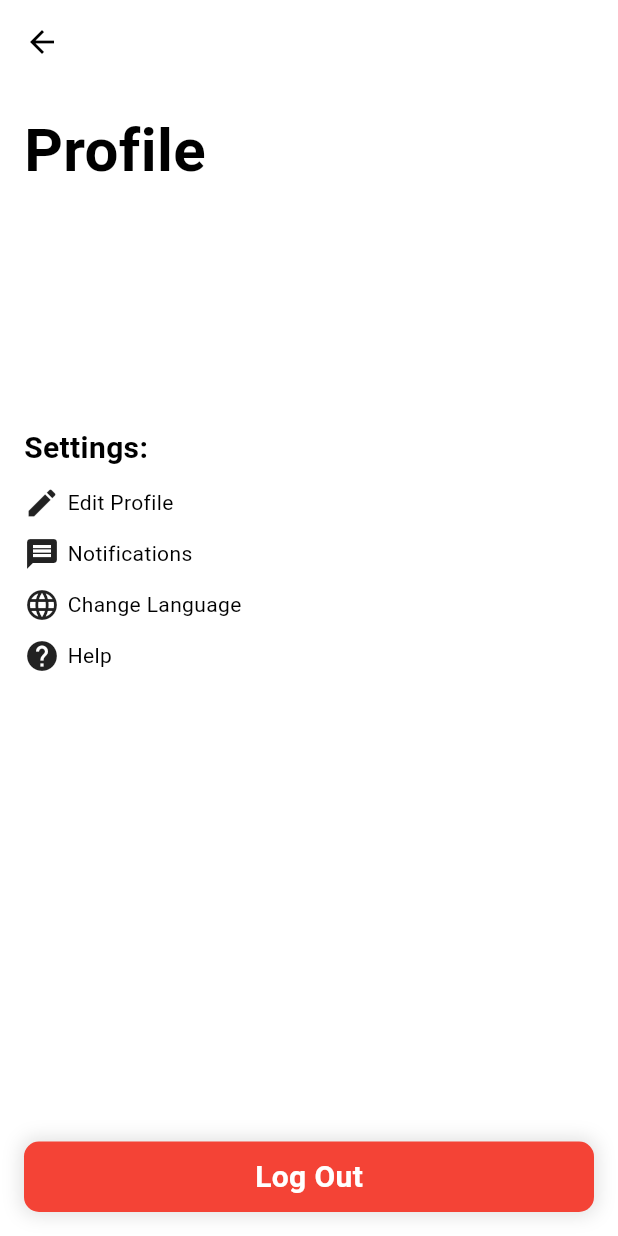
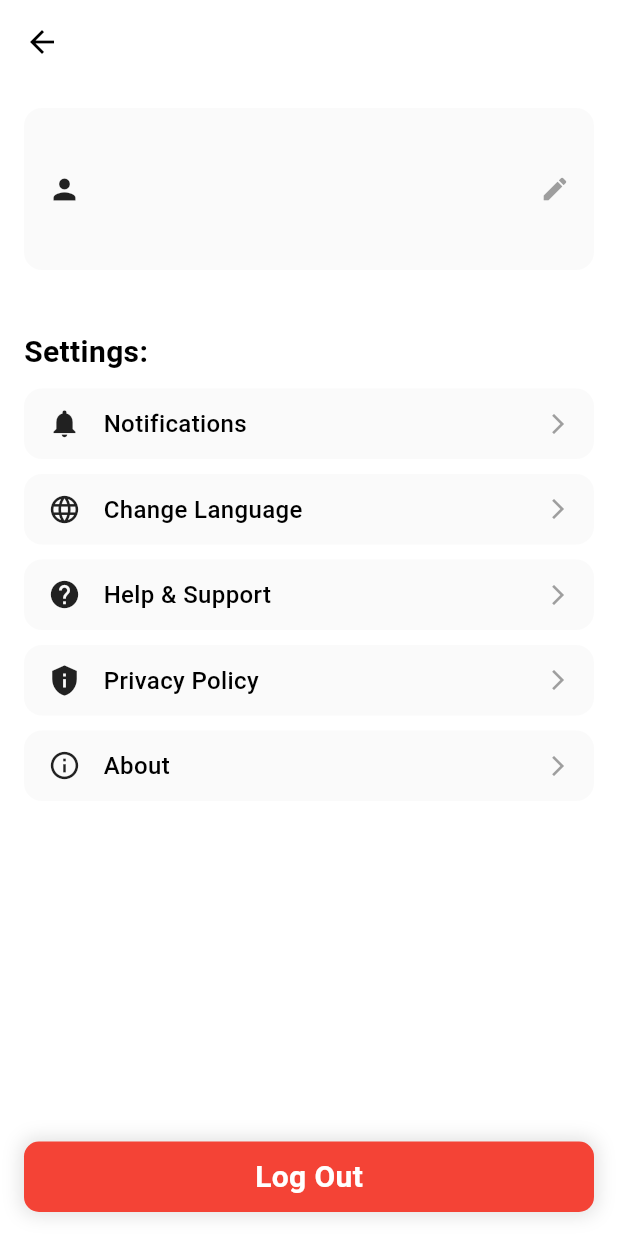
Before and after one commit to j03-dev/voamamy, a Flutter app: the ProfileScreen screen opened by its route, on a phone screen of 412 x 824 dp. Run offline on Flutter 3.47's test engine with Material 3 defaults, Android fonts, the light colour scheme and no system bars; our stand-ins replace dio, shared_preferences; accounts and stored records are empty; network calls fail.

Commit message:
Refactor profile UI with reusable components
Extract ProfileCard and SettingItem into separate widget files for better
reusability. Add mounted check before navigation after logout for safety.
Improve styling and add additional settings options.

```diff
--- a/app/frontend/lib/src/features/user/profile_screen.dart
+++ b/app/frontend/lib/src/features/user/profile_screen.dart
@@ -1,5 +1,7 @@
 import 'package:flutter/material.dart';
 import 'package:frontend/src/features/auth/auth_service.dart';
+import 'package:frontend/src/widgets/profile_card.dart';
+import 'package:frontend/src/widgets/setting_item.dart';
 import 'package:frontend/src/models/user.dart';
 import 'package:frontend/src/routes/app_routers.dart';
 import 'package:frontend/src/services/user_service.dart';
@@ -31,7 +33,9 @@ class _ProfileScreenState extends State<ProfileScreen> {
 
   _logOut() async {
     await AuthService().logout();
-    Navigator.pushNamed(context, AppRouters.login);
+    if (mounted) {
+      Navigator.pushNamed(context, AppRouters.login);
+    }
   }
 
   @override
@@ -44,19 +48,11 @@ class _ProfileScreenState extends State<ProfileScreen> {
           crossAxisAlignment: CrossAxisAlignment.start,
           children: [
             const SizedBox(width: 40),
-            Text(
-              "Profile",
-              style: TextStyle(fontSize: 40, fontWeight: FontWeight.bold),
-            ),
-            const SizedBox(height: 40),
-            Text(
-              _currentUser?.full_name ?? "",
-              style: TextStyle(fontSize: 25, fontWeight: FontWeight.w600),
-            ),
-            const SizedBox(height: 10),
-            Text(
-              _currentUser?.phone_number ?? "",
-              style: TextStyle(fontSize: 20, color: Colors.grey),
+            ProfileCard(
+              icon: Icons.person,
+              label: _currentUser?.full_name ?? 'Loading...',
+              subtitle: _currentUser?.phone_number ?? 'Loading...',
+              action: () {},
             ),
             const SizedBox(height: 40),
             Text(
@@ -64,36 +60,34 @@ class _ProfileScreenState extends State<ProfileScreen> {
               style: TextStyle(fontSize: 20, fontWeight: FontWeight.bold),
             ),
             const SizedBox(height: 10),
-            GestureDetector(
-              child: Row(
-                spacing: 5,
-                children: [Icon(Icons.edit), Text("Edit Profile")],
-              ),
-              onTap: () {},
+            SettingItem(
+              icon: Icons.notifications,
+              label: "Notifications",
+              action: () {},
             ),
             const SizedBox(height: 10),
-            GestureDetector(
-              child: Row(
-                spacing: 5,
-                children: [Icon(Icons.message), Text("Notifications")],
-              ),
-              onTap: () {},
+            SettingItem(
+              icon: Icons.language,
+              label: "Change Language",
+              action: () {},
             ),
             const SizedBox(height: 10),
-            GestureDetector(
-              child: Row(
-                spacing: 5,
-                children: [Icon(Icons.language), Text("Change Language")],
-              ),
-              onTap: () {},
+            SettingItem(
+              icon: Icons.help,
+              label: "Help & Support",
+              action: () {},
             ),
             const SizedBox(height: 10),
-            GestureDetector(
-              child: Row(
-                spacing: 5,
-                children: [Icon(Icons.help), Text("Help")],
-              ),
-              onTap: () {},
+            SettingItem(
+              icon: Icons.privacy_tip,
+              label: "Privacy Policy",
+              action: () {},
+            ),
+            const SizedBox(height: 10),
+            SettingItem(
+              icon: Icons.info_outline,
+              label: "About",
+              action: () {},
             ),
           ],
         ),
--- /dev/null
+++ b/app/frontend/lib/src/widgets/profile_card.dart
@@ -0,0 +1,55 @@
+import 'package:flutter/material.dart';
+
+class ProfileCard extends StatelessWidget {
+  final IconData icon;
+  final String label;
+  final String subtitle;
+  final VoidCallback action;
+  const ProfileCard({
+    super.key,
+    required this.icon,
+    required this.label,
+    required this.subtitle,
+    required this.action,
+  });
+
+  @override
+  Widget build(BuildContext context) {
+    return Container(
+      padding: const EdgeInsets.symmetric(horizontal: 16, vertical: 30),
+      decoration: BoxDecoration(
+        borderRadius: BorderRadius.circular(12),
+        color: Colors.grey.shade50,
+      ),
+      child: Row(
+        children: [
+          Icon(icon, size: 22),
+          const SizedBox(width: 15),
+          Expanded(
+            child: Column(
+              crossAxisAlignment: CrossAxisAlignment.start,
+              children: [
+                Text(
+                  label,
+                  style: const TextStyle(
+                    fontSize: 16,
+                    fontWeight: FontWeight.w500,
+                  ),
+                ),
+                const SizedBox(height: 4),
+                Text(
+                  subtitle,
+                  style: TextStyle(fontSize: 14, color: Colors.grey),
+                ),
+              ],
+            ),
+          ),
+          GestureDetector(
+            onTap: action,
+            child: Icon(Icons.edit, color: Colors.grey, size: 20),
+          ),
+        ],
+      ),
+    );
+  }
+}
--- /dev/null
+++ b/app/frontend/lib/src/widgets/setting_item.dart
@@ -0,0 +1,44 @@
+
+import 'package:flutter/material.dart';
+
+class SettingItem extends StatelessWidget {
+  final IconData icon;
+  final String label;
+  final VoidCallback action;
+  const SettingItem({
+    super.key,
+    required this.icon,
+    required this.label,
+    required this.action,
+  });
+
+  @override
+  Widget build(BuildContext context) {
+    return GestureDetector(
+      onTap: action,
+      child: Container(
+        padding: const EdgeInsets.symmetric(horizontal: 16, vertical: 12),
+        decoration: BoxDecoration(
+          borderRadius: BorderRadius.circular(12),
+          color: Colors.grey.shade50,
+        ),
+        child: Row(
+          children: [
+            Icon(icon, size: 22),
+            const SizedBox(width: 15),
+            Expanded(
+              child: Text(
+                label,
+                style: const TextStyle(
+                  fontSize: 16,
+                  fontWeight: FontWeight.w500,
+                ),
+              ),
+            ),
+            Icon(Icons.arrow_forward_ios, color: Colors.grey, size: 16),
+          ],
+        ),
+      ),
+    );
+  }
+}
```
